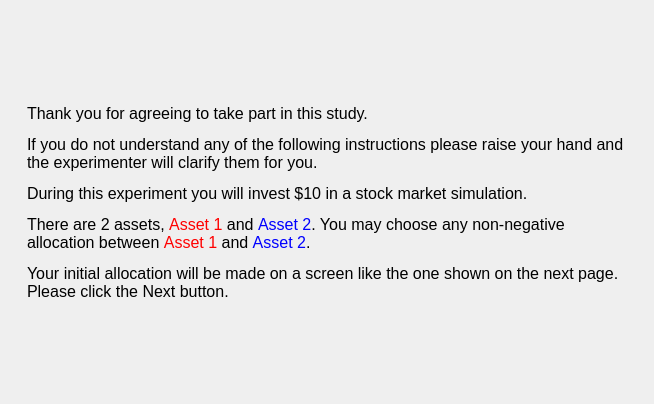
The window that MarketSimulation/instructionscreen1.ui (dwattttt/marketsim) describes before a commit, drawn with Qt 5.
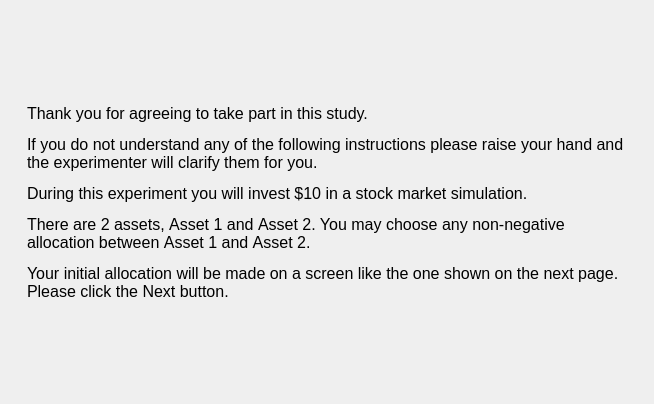
The same window after the commit.

The edit to the form file:
```diff
--- a/MarketSimulation/instructionscreen1.ui
+++ b/MarketSimulation/instructionscreen1.ui
@@ -69,7 +69,7 @@
 &lt;p style=&quot; margin-top:12px; margin-bottom:12px; margin-left:0px; margin-right:0px; -qt-block-indent:0; text-indent:0px;&quot;&gt;Thank you for agreeing to take part in this study.&lt;/p&gt;
 &lt;p style=&quot; margin-top:12px; margin-bottom:12px; margin-left:0px; margin-right:0px; -qt-block-indent:0; text-indent:0px;&quot;&gt;If you do not understand any of the following instructions please raise your hand and the experimenter will clarify them for you.&lt;/p&gt;
 &lt;p style=&quot; margin-top:12px; margin-bottom:12px; margin-left:0px; margin-right:0px; -qt-block-indent:0; text-indent:0px;&quot;&gt;During this experiment you will invest $10 in a stock market simulation.&lt;/p&gt;
-&lt;p style=&quot; margin-top:12px; margin-bottom:12px; margin-left:0px; margin-right:0px; -qt-block-indent:0; text-indent:0px;&quot;&gt;There are 2 assets, &lt;span style=&quot; color:#ff0000;&quot;&gt;Asset 1&lt;/span&gt; and &lt;span style=&quot; color:#0000ff;&quot;&gt;Asset 2&lt;/span&gt;. You may choose any non-negative allocation between &lt;span style=&quot; color:#ff0000;&quot;&gt;Asset 1&lt;/span&gt; and &lt;span style=&quot; color:#0000ff;&quot;&gt;Asset 2&lt;/span&gt;.&lt;/p&gt;
+&lt;p style=&quot; margin-top:12px; margin-bottom:12px; margin-left:0px; margin-right:0px; -qt-block-indent:0; text-indent:0px;&quot;&gt;There are 2 assets, &lt;span style=&quot; color:#000000;&quot;&gt;Asset 1&lt;/span&gt; and &lt;span style=&quot; color:#000000;&quot;&gt;Asset 2&lt;/span&gt;. You may choose any non-negative allocation between &lt;span style=&quot; color:#000000;&quot;&gt;Asset 1&lt;/span&gt; and &lt;span style=&quot; color:#000000;&quot;&gt;Asset 2&lt;/span&gt;.&lt;/p&gt;
 &lt;p style=&quot; margin-top:12px; margin-bottom:12px; margin-left:0px; margin-right:0px; -qt-block-indent:0; text-indent:0px;&quot;&gt;Your initial allocation will be made on a screen like the one shown on the next page. Please click the Next button.&lt;/p&gt;&lt;/body&gt;&lt;/html&gt;</string>
        </property>
        <property name="wordWrap">
```
